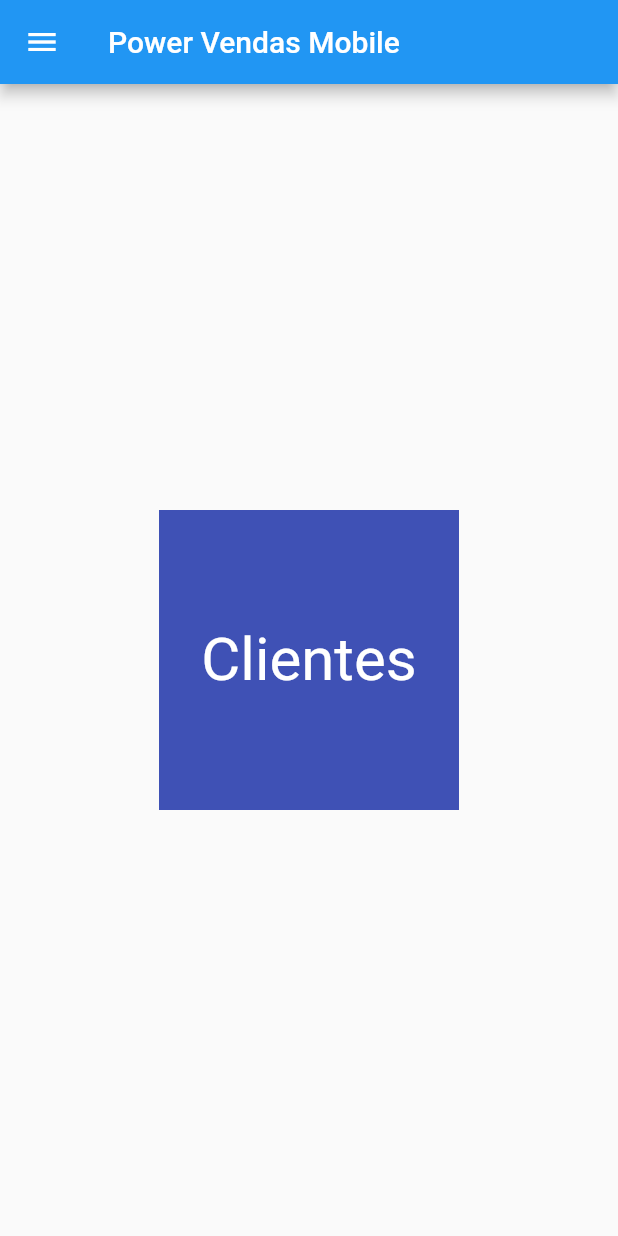
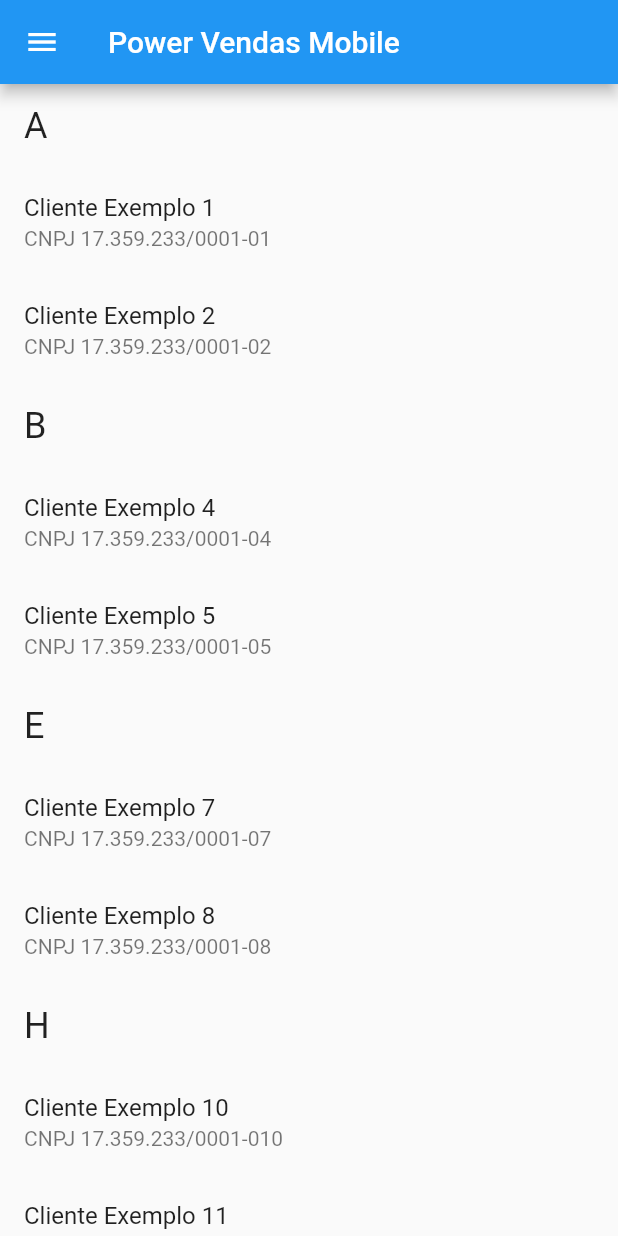
Before and after one commit to rumbleh/power_vendas_mobile, a Flutter app: the screen it shows after launch, scrolled down 46 dp, after a tap on "Clientes", on a phone screen of 412 x 824 dp. Run offline on Flutter 3.47's test engine with Material 2 defaults, Android fonts, the phone set to English and light mode, and no system bars.

Commit message:
Lista de clientes populadas

```diff
--- a/lib/src/ui/clientes.dart
+++ b/lib/src/ui/clientes.dart
@@ -9,19 +9,69 @@ class Clientes extends StatefulWidget {
 }
 
 class _ClientesState extends State<Clientes> {
+  static const ABC = ["A","B","C","D","E","F","G","H","I","J",
+    "K","L","M","N","O","P","Q","R","S","T","U","V","W","X","Y","Z"];
+  final List<ListItem> items = List<ListItem>.generate(
+  26,
+  (i) => i % 3 == 0
+  ? HeadingItem(ABC[i == 0 ? 0 : i - 2])
+      : MessageItem("Cliente Exemplo $i", "CNPJ 17.359.233/0001-0$i"),
+  );
+
   @override
   Widget build(BuildContext context) {
-    return Center(
-      child: Container(
-        height: 200,
-        width: 200,
-        alignment: Alignment(0, 0),
-        child: Text(
-          "Clientes",
-          style: TextStyle(fontSize: 40, color: Colors.white),
-        ),
-        color: Colors.indigo,
-      ),
+    return ListView.builder(
+      // Let the ListView know how many items it needs to build.
+      itemCount: items.length,
+      // Provide a builder function. This is where the magic happens.
+      // Convert each item into a widget based on the type of item it is.
+      itemBuilder: (context, index) {
+        final item = items[index];
+
+        if (item is HeadingItem) {
+          return ListTile(
+            title: Text(
+              item.heading,
+              style: Theme.of(context).textTheme.headline,
+            ),
+          );
+        } else if (item is MessageItem) {
+          return ListTile(
+            title: Text(item.sender),
+            subtitle: Text(item.body),
+          );
+        }
+      },
     );
+//    return Center(
+//      child: Container(
+//        height: 200,
+//        width: 200,
+//        alignment: Alignment(0, 0),
+//        child: Text(
+//          "Clientes",
+//          style: TextStyle(fontSize: 40, color: Colors.white),
+//        ),
+//        color: Colors.indigo,
+//      ),
+//    );
   }
 }
+
+// The base class for the different types of items the list can contain.
+abstract class ListItem {}
+
+// A ListItem that contains data to display a heading.
+class HeadingItem implements ListItem {
+  final String heading;
+
+  HeadingItem(this.heading);
+}
+
+// A ListItem that contains data to display a message.
+class MessageItem implements ListItem {
+  final String sender;
+  final String body;
+
+  MessageItem(this.sender, this.body);
+}
```
